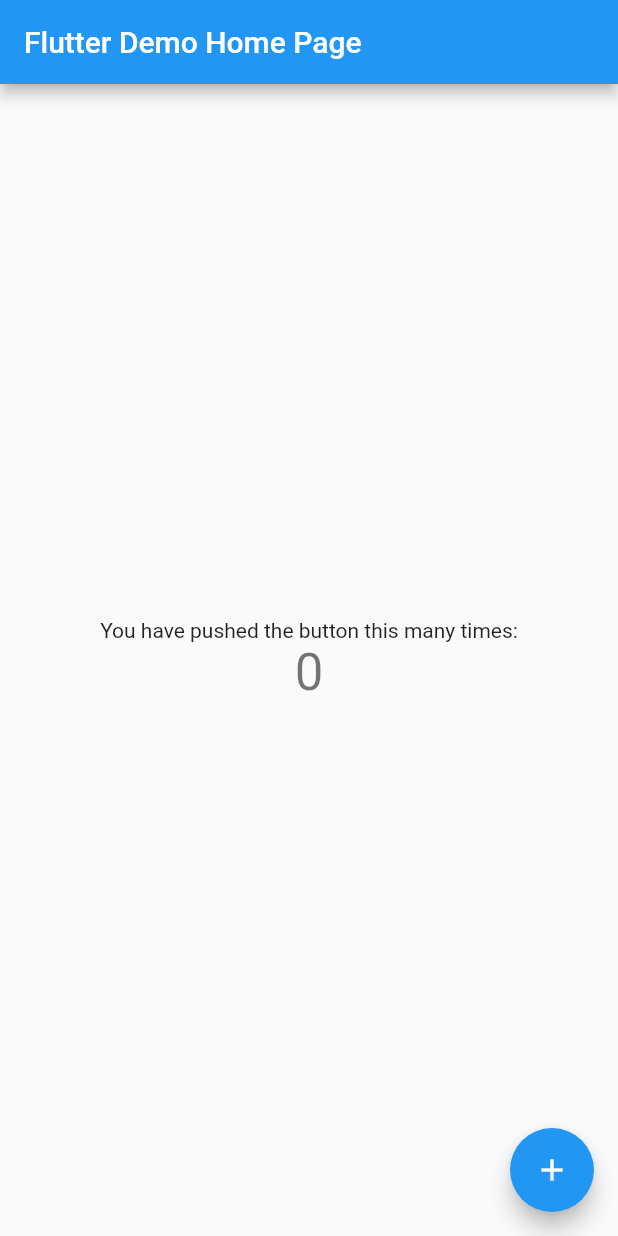
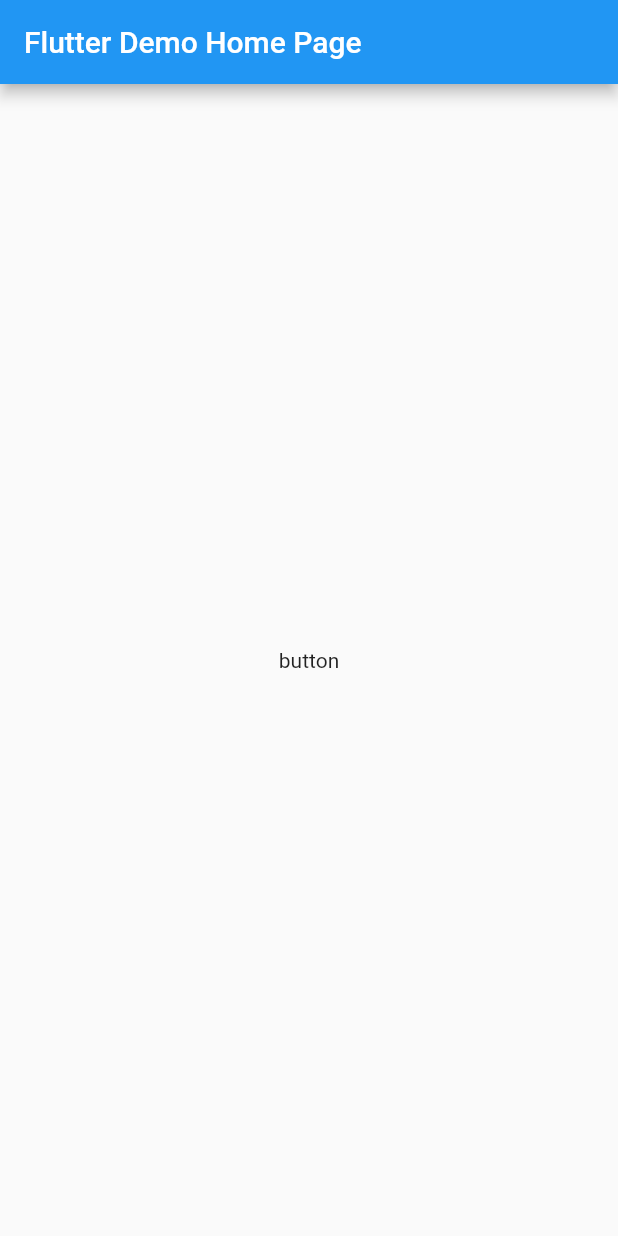
Before and after one commit to ZanderZhan/flutter, a Flutter app: the screen it shows after launch, on a phone screen of 412 x 824 dp. Run offline on Flutter 3.47's test engine with Material 2 defaults, Android fonts, the phone set to English and light mode, and no system bars.

Commit message:
[feat] add button

```diff
--- a/lib/main.dart
+++ b/lib/main.dart
@@ -1,4 +1,5 @@
 import 'package:flutter/material.dart';
+import 'package:flutter_summary/component/button/buttons.dart';
 
 void main() {
   runApp(const MyApp());
@@ -7,39 +8,26 @@ void main() {
 class MyApp extends StatelessWidget {
   const MyApp({Key? key}) : super(key: key);
 
-  // This widget is the root of your application.
   @override
   Widget build(BuildContext context) {
     return MaterialApp(
       title: 'Flutter Demo',
       theme: ThemeData(
-        // This is the theme of your application.
-        //
-        // Try running your application with "flutter run". You'll see the
-        // application has a blue toolbar. Then, without quitting the app, try
-        // changing the primarySwatch below to Colors.green and then invoke
-        // "hot reload" (press "r" in the console where you ran "flutter run",
-        // or simply save your changes to "hot reload" in a Flutter IDE).
-        // Notice that the counter didn't reset back to zero; the application
-        // is not restarted.
         primarySwatch: Colors.blue,
+        textButtonTheme: TextButtonThemeData(style: ButtonStyle(
+          padding: MaterialStateProperty.all(EdgeInsets.zero),
+        ))
       ),
       home: const MyHomePage(title: 'Flutter Demo Home Page'),
+      routes: {
+        'buttons' : (context) => Buttons()
+      },
     );
   }
 }
 
 class MyHomePage extends StatefulWidget {
   const MyHomePage({Key? key, required this.title}) : super(key: key);
-
-  // This widget is the home page of your application. It is stateful, meaning
-  // that it has a State object (defined below) that contains fields that affect
-  // how it looks.
-
-  // This class is the configuration for the state. It holds the values (in this
-  // case the title) provided by the parent (in this case the App widget) and
-  // used by the build method of the State. Fields in a Widget subclass are
-  // always marked "final".
 
   final String title;
 
@@ -48,68 +36,31 @@ class MyHomePage extends StatefulWidget {
 }
 
 class _MyHomePageState extends State<MyHomePage> {
-  int _counter = 0;
-
-  void _incrementCounter() {
-    setState(() {
-      // This call to setState tells the Flutter framework that something has
-      // changed in this State, which causes it to rerun the build method below
-      // so that the display can reflect the updated values. If we changed
-      // _counter without calling setState(), then the build method would not be
-      // called again, and so nothing would appear to happen.
-      _counter++;
-    });
-  }
 
   @override
   Widget build(BuildContext context) {
-    // This method is rerun every time setState is called, for instance as done
-    // by the _incrementCounter method above.
-    //
-    // The Flutter framework has been optimized to make rerunning build methods
-    // fast, so that you can just rebuild anything that needs updating rather
-    // than having to individually change instances of widgets.
     return Scaffold(
       appBar: AppBar(
-        // Here we take the value from the MyHomePage object that was created by
-        // the App.build method, and use it to set our appbar title.
         title: Text(widget.title),
       ),
       body: Center(
-        // Center is a layout widget. It takes a single child and positions it
-        // in the middle of the parent.
         child: Column(
-          // Column is also a layout widget. It takes a list of children and
-          // arranges them vertically. By default, it sizes itself to fit its
-          // children horizontally, and tries to be as tall as its parent.
-          //
-          // Invoke "debug painting" (press "p" in the console, choose the
-          // "Toggle Debug Paint" action from the Flutter Inspector in Android
-          // Studio, or the "Toggle Debug Paint" command in Visual Studio Code)
-          // to see the wireframe for each widget.
-          //
-          // Column has various properties to control how it sizes itself and
-          // how it positions its children. Here we use mainAxisAlignment to
-          // center the children vertically; the main axis here is the vertical
-          // axis because Columns are vertical (the cross axis would be
-          // horizontal).
           mainAxisAlignment: MainAxisAlignment.center,
           children: <Widget>[
-            const Text(
-              'You have pushed the button this many times:',
-            ),
-            Text(
-              '$_counter',
-              style: Theme.of(context).textTheme.headline4,
-            ),
+            GestureDetector(
+              onTap: () {
+                Navigator.of(context).pushNamed('buttons');
+              },
+              child: const Text('button'),
+            )
           ],
         ),
       ),
-      floatingActionButton: FloatingActionButton(
-        onPressed: _incrementCounter,
-        tooltip: 'Increment',
-        child: const Icon(Icons.add),
-      ), // This trailing comma makes auto-formatting nicer for build methods.
+      // floatingActionButton: FloatingActionButton(
+      //   onPressed: _incrementCounter,
+      //   tooltip: 'Increment',
+      //   child: const Icon(Icons.add),
+      // ), // This trailing comma makes auto-formatting nicer for build methods.
     );
   }
 }
```
Also changed, not shown: lib/component/button/buttons.dart (added, +140 -0 lines), lib/component/route/route_page.dart (added, +13 -0 lines), 1 other file.
